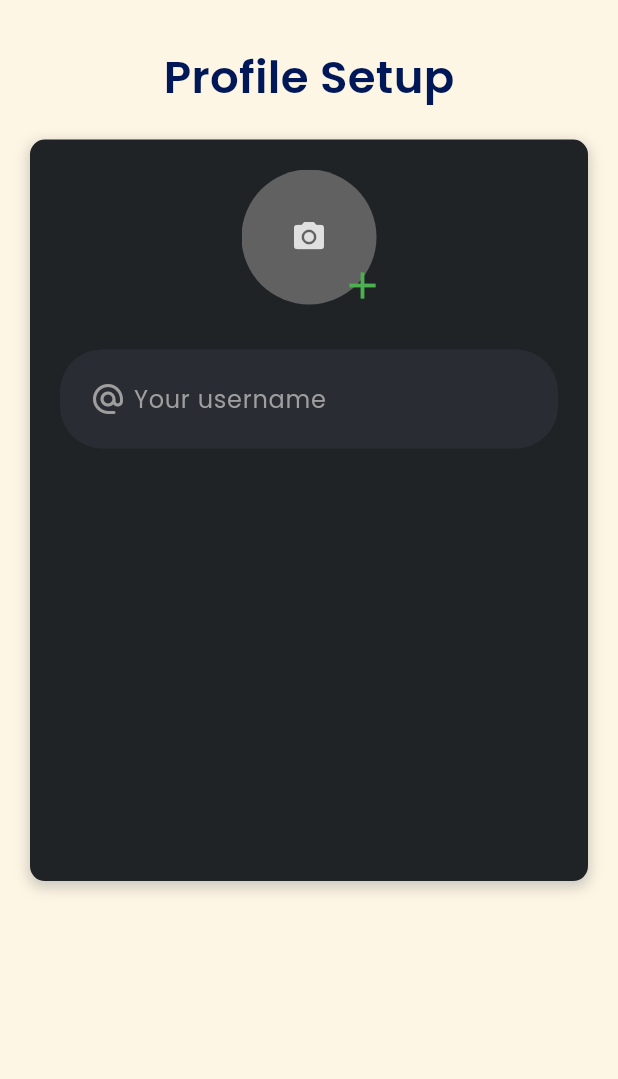
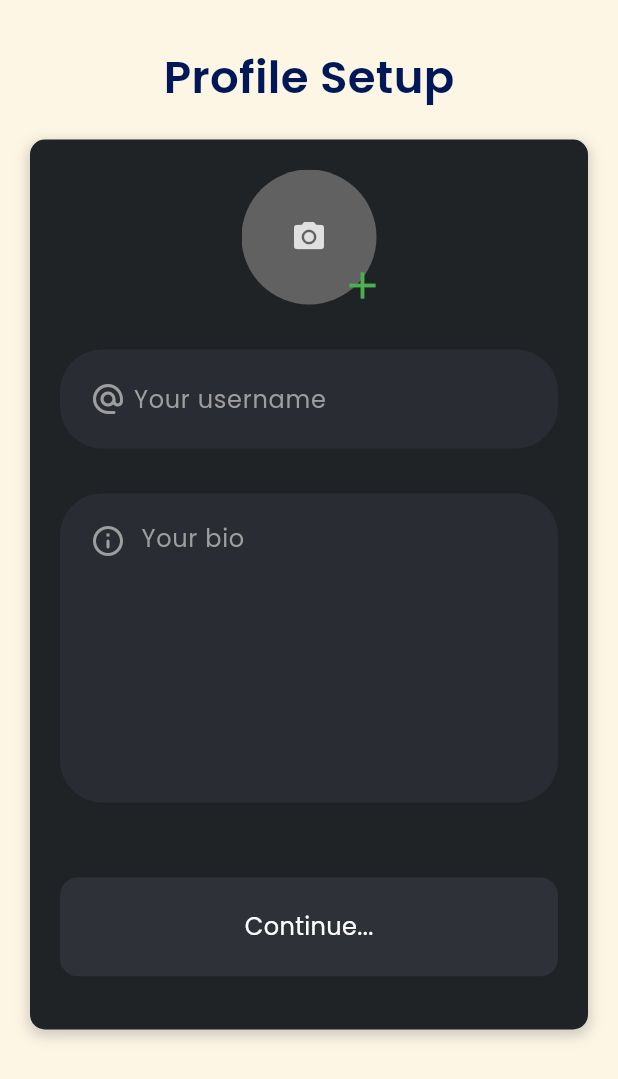
Before and after one commit to 0Armaan025/connectify, a Flutter app: the screen it shows after launch, on a phone screen of 412 x 824 dp. Shown: the top 1079 px of the screen. Run offline on Flutter 3.47's test engine with Material 3 defaults, Android fonts, the phone set to English and light mode, and no system bars; our stand-ins replace animate_do, connectivity_plus, google_fonts, hexcolor, image_picker; project files that could hold a hidden picture were left out.

Commit message:
time to sleep i guess

```diff
--- /dev/null
+++ b/lib/common/buttons/custom_button.dart
@@ -0,0 +1,55 @@
+import 'package:flutter/material.dart';
+import 'package:google_fonts/google_fonts.dart';
+import 'package:hexcolor/hexcolor.dart';
+
+class CustomButtonWidget extends StatefulWidget {
+  final double? height;
+  final double? width;
+  final String text;
+  final Color bgColor;
+  final Color textColor;
+  final double fontSize;
+  final VoidCallback? onPressed;
+  const CustomButtonWidget(
+      {super.key,
+      this.height,
+      this.width,
+      this.text = "Continue...",
+      this.bgColor = const Color.fromRGBO(47, 49, 56, 1),
+      this.textColor = Colors.white,
+      this.onPressed,
+      this.fontSize = 16});
+
+  @override
+  State<CustomButtonWidget> createState() => CustomButtonWidgetState();
+}
+
+class CustomButtonWidgetState extends State<CustomButtonWidget> {
+  @override
+  Widget build(BuildContext context) {
+    final size = MediaQuery.of(context).size;
+
+    final height = widget.height ?? size.height * 0.08;
+
+    return InkWell(
+      onTap: widget.onPressed,
+      child: Container(
+        height: height,
+        width: widget.width ?? double.infinity,
+        margin: const EdgeInsets.symmetric(horizontal: 20),
+        decoration: BoxDecoration(
+          borderRadius: BorderRadius.circular(12),
+          color: widget.bgColor,
+        ),
+        alignment: Alignment.center,
+        child: Text(
+          widget.text,
+          style: GoogleFonts.poppins(
+            color: widget.textColor,
+            fontSize: widget.fontSize,
+          ),
+        ),
+      ),
+    );
+  }
+}
--- /dev/null
+++ b/lib/features/views/home_screen/home_screen.dart
@@ -0,0 +1,15 @@
+import 'package:flutter/material.dart';
+
+class HomeScreen extends StatefulWidget {
+  const HomeScreen({super.key});
+
+  @override
+  State<HomeScreen> createState() => _HomeScreenState();
+}
+
+class _HomeScreenState extends State<HomeScreen> {
+  @override
+  Widget build(BuildContext context) {
+    return Scaffold();
+  }
+}
--- a/lib/features/views/profile_set_up/profile_set_up_page.dart
+++ b/lib/features/views/profile_set_up/profile_set_up_page.dart
@@ -1,13 +1,13 @@
 import 'dart:io';
 
+import 'package:animate_do/animate_do.dart'; // Import animate_do package
+import 'package:connectify/common/buttons/custom_button.dart';
 import 'package:connectify/common/utils.dart';
 import 'package:connectify/pallete/pallete.dart';
 import 'package:flutter/material.dart';
 import 'package:google_fonts/google_fonts.dart';
 import 'package:hexcolor/hexcolor.dart';
 import 'package:image_picker/image_picker.dart';
-
-import '../../../constants/constants.dart';
 
 class ProfileSetUpPage extends StatefulWidget {
   const ProfileSetUpPage({super.key});
@@ -18,6 +18,7 @@ class ProfileSetUpPage extends StatefulWidget {
 
 class _ProfileSetUpPageState extends State<ProfileSetUpPage> {
   File? _imageFile;
+
   pickProfileImage(BuildContext context) {
     final size = MediaQuery.of(context).size;
 
@@ -40,7 +41,7 @@ class _ProfileSetUpPageState extends State<ProfileSetUpPage> {
                   children: [
                     Center(
                       child: Text(
-                        " Please pick the image source:",
+                        "Please pick the image source:",
                         style: GoogleFonts.poppins(
                           color: Pallete().headlineTextColor,
                           fontSize: 20,
@@ -49,7 +50,7 @@ class _ProfileSetUpPageState extends State<ProfileSetUpPage> {
                       ),
                     ),
                     ListTile(
-                      leading: Icon(
+                      leading: const Icon(
                         Icons.camera_alt,
                         color: Colors.black,
                       ),
@@ -69,7 +70,7 @@ class _ProfileSetUpPageState extends State<ProfileSetUpPage> {
                       },
                     ),
                     ListTile(
-                      leading: Icon(
+                      leading: const Icon(
                         Icons.browse_gallery,
                         color: Colors.black,
                       ),
@@ -83,7 +84,7 @@ class _ProfileSetUpPageState extends State<ProfileSetUpPage> {
                       ),
                       onTap: () async {
                         _imageFile =
-                            await pickImage(context, ImageSource.camera);
+                            await pickImage(context, ImageSource.gallery);
                         setState(() {});
                         Navigator.pop(context);
                       },
@@ -111,7 +112,9 @@ class _ProfileSetUpPageState extends State<ProfileSetUpPage> {
               const SizedBox(
                 height: 30,
               ),
-              Center(
+              FadeInDown(
+                duration: const Duration(milliseconds: 800),
+                child: Center(
                   child: Text(
                     'Profile Setup',
                     style: GoogleFonts.poppins(
@@ -121,15 +124,18 @@ class _ProfileSetUpPageState extends State<ProfileSetUpPage> {
                     ),
                   ),
                 ),
+              ),
               const SizedBox(
                 height: 20,
               ),
-              Center(
+              ZoomIn(
+                duration: const Duration(milliseconds: 800),
+                child: Center(
                   child: Container(
                     width: double.infinity,
                     alignment: Alignment.center,
                     margin: const EdgeInsets.symmetric(horizontal: 20),
-                  height: size.height * 0.6,
+                    height: size.height * 0.72,
                     decoration: BoxDecoration(
                       color: HexColor("#1f2326"),
                       borderRadius: BorderRadius.circular(10),
@@ -147,7 +153,9 @@ class _ProfileSetUpPageState extends State<ProfileSetUpPage> {
                         const SizedBox(
                           height: 20,
                         ),
-                      Stack(
+                        BounceInDown(
+                          duration: const Duration(milliseconds: 800),
+                          child: Stack(
                             children: [
                               CircleAvatar(
                                 radius: 45,
@@ -181,10 +189,13 @@ class _ProfileSetUpPageState extends State<ProfileSetUpPage> {
                               ),
                             ],
                           ),
+                        ),
                         const SizedBox(
                           height: 10,
                         ),
-                      Container(
+                        FadeInLeft(
+                          duration: const Duration(milliseconds: 800),
+                          child: Container(
                             width: double.infinity,
                             height: size.height * 0.08,
                             margin: const EdgeInsets.symmetric(horizontal: 20)
@@ -218,7 +229,67 @@ class _ProfileSetUpPageState extends State<ProfileSetUpPage> {
                               ],
                             ),
                           ),
+                        ),
+                        const SizedBox(
+                          height: 10,
+                        ),
+                        FadeInRight(
+                          duration: const Duration(milliseconds: 800),
+                          child: Container(
+                            width: double.infinity,
+                            height: size.height * 0.25,
+                            margin: const EdgeInsets.symmetric(horizontal: 20)
+                                .copyWith(top: 20),
+                            decoration: BoxDecoration(
+                              color: HexColor("#2a2c33"),
+                              borderRadius: BorderRadius.circular(28),
+                            ),
+                            child: Row(
+                              crossAxisAlignment: CrossAxisAlignment.start,
+                              children: [
+                                Padding(
+                                  padding:
+                                      const EdgeInsets.only(left: 20, top: 20),
+                                  child: Icon(
+                                    Icons.info_outline_rounded,
+                                    color: Colors.grey.shade500,
+                                  ),
+                                ),
+                                Expanded(
+                                  child: Padding(
+                                    padding: const EdgeInsets.symmetric(
+                                        horizontal: 10, vertical: 10),
+                                    child: TextField(
+                                      maxLines: null, // Allows multiline input
+                                      expands:
+                                          true, // Makes the TextField fill the available height
+                                      textAlignVertical: TextAlignVertical
+                                          .top, // Aligns text to the top
+                                      style: GoogleFonts.poppins(
+                                        color: Colors.white,
+                                      ),
+                                      decoration: InputDecoration(
+                                        hintText: "Your bio",
+                                        hintStyle: GoogleFonts.poppins(
+                                          color: Colors.grey.shade500,
+                                        ),
+                                        border: InputBorder.none,
+                                      ),
+                                    ),
+                                  ),
+                                ),
                               ],
+                            ),
+                          ),
+                        ),
+                        const SizedBox(
+                          height: 50,
+                        ),
+                        CustomButtonWidget(
+                          onPressed: () {},
+                        ),
+                      ],
+                    ),
                   ),
                 ),
               ),
--- a/pubspec.yaml
+++ b/pubspec.yaml
@@ -43,6 +43,7 @@ dependencies:
   camera: ^0.11.0+2
   path_provider: ^2.1.4
   path: ^1.9.0
+  animate_do: ^3.3.4
 
 dev_dependencies:
   flutter_test:
```
Also changed, not shown: pubspec.lock, 1 other file. Lines whose indentation alone changed are shown as unchanged.
